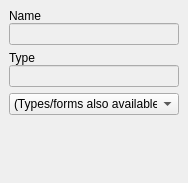
Above: lavape/src/LavaPE_UI/idd_generalpage.ui from berkus/lavape before the change. Below: the same form after it.
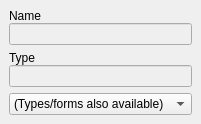
That is the form after the change.

Commit message: dialog layouts fixed

Diff of the .ui file:
```diff
--- a/lavape/src/LavaPE_UI/idd_generalpage.ui
+++ b/lavape/src/LavaPE_UI/idd_generalpage.ui
@@ -6,8 +6,8 @@
    <rect>
     <x>0</x>
     <y>0</y>
-    <width>188</width>
-    <height>183</height>
+    <width>180</width>
+    <height>124</height>
    </rect>
   </property>
   <property name="sizePolicy">
@@ -19,14 +19,14 @@
   <property name="windowTitle">
    <string>General</string>
   </property>
-  <layout class="QVBoxLayout">
-   <property name="spacing">
-    <number>6</number>
+  <layout class="QGridLayout" name="gridLayout">
+   <property name="sizeConstraint">
+    <enum>QLayout::SetFixedSize</enum>
    </property>
    <property name="margin">
     <number>9</number>
    </property>
-   <item>
+   <item row="0" column="0">
     <layout class="QVBoxLayout">
      <property name="spacing">
       <number>0</number>
@@ -74,7 +74,7 @@
      </item>
     </layout>
    </item>
-   <item>
+   <item row="1" column="0">
     <layout class="QVBoxLayout">
      <property name="spacing">
       <number>0</number>
@@ -116,7 +116,7 @@
      </item>
     </layout>
    </item>
-   <item>
+   <item row="2" column="0">
     <layout class="QVBoxLayout">
      <property name="spacing">
       <number>0</number>
@@ -127,17 +127,11 @@
      <item>
       <widget class="QComboBox" name="NamedTypes">
        <property name="sizePolicy">
-        <sizepolicy hsizetype="MinimumExpanding" vsizetype="Fixed">
+        <sizepolicy hsizetype="Preferred" vsizetype="Fixed">
          <horstretch>0</horstretch>
          <verstretch>0</verstretch>
         </sizepolicy>
        </property>
-       <property name="minimumSize">
-        <size>
-         <width>1</width>
-         <height>0</height>
-        </size>
-       </property>
        <property name="sizeAdjustPolicy">
         <enum>QComboBox::AdjustToContents</enum>
        </property>
@@ -150,22 +144,6 @@
      </item>
     </layout>
    </item>
-   <item>
-    <spacer>
-     <property name="orientation">
-      <enum>Qt::Vertical</enum>
-     </property>
-     <property name="sizeType">
-      <enum>QSizePolicy::Expanding</enum>
-     </property>
-     <property name="sizeHint" stdset="0">
-      <size>
-       <width>16</width>
-       <height>16</height>
-      </size>
-     </property>
-    </spacer>
-   </item>
   </layout>
  </widget>
  <layoutdefault spacing="6" margin="11"/>
```
The commit also changes 28 other files.
